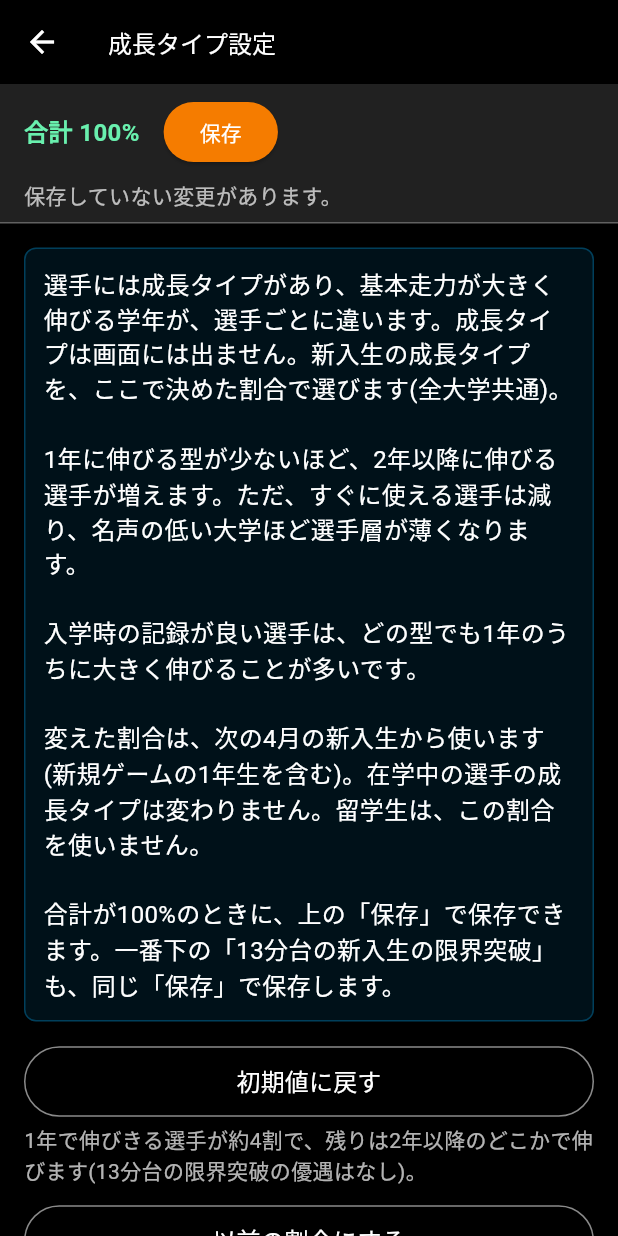
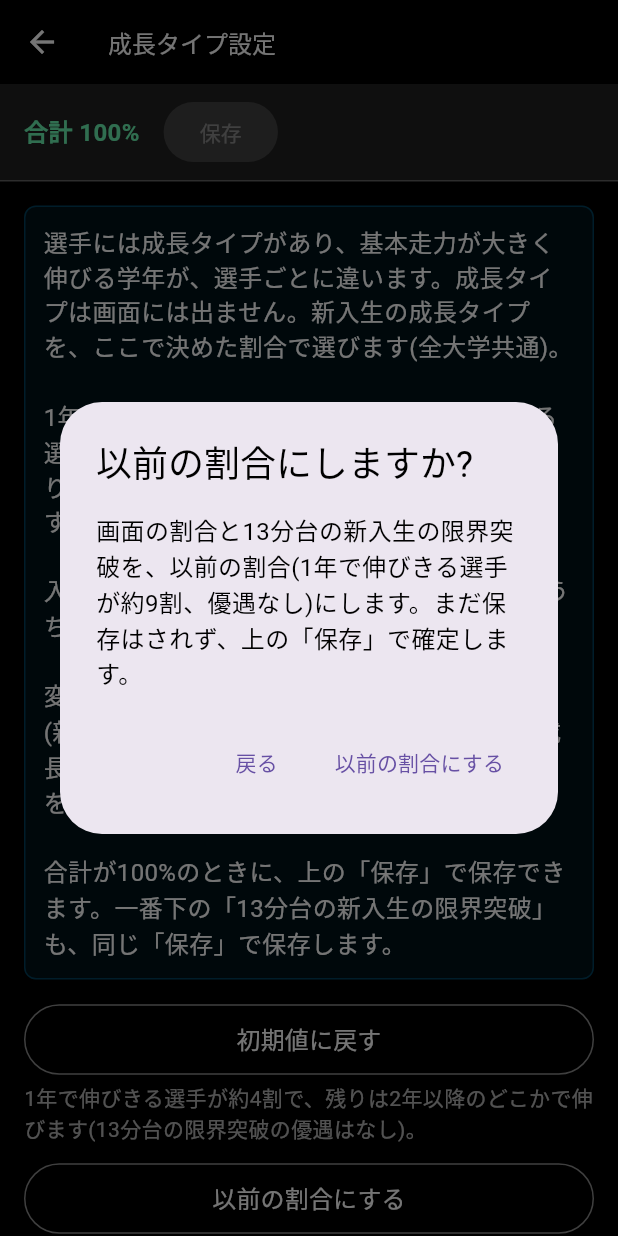
Before and after one commit to shin-tomura/ekidenss, a Flutter app: the ModalSeichouTypeSettei screen opened directly, after a tap on "以前の割合にする", on a phone screen of 412 x 824 dp. Run offline on Flutter 3.47's test engine with Material 3 defaults, Android fonts, the phone set to English and light mode, and no system bars; our stand-ins replace auto_size_text, csv, file_picker, fl_chart, hive, hive_flutter and 6 more; missing offline and left inert: mobile_scanner, two_dimensional_scrollables; accounts and stored records are empty.

Commit message:
1.9.3test: 成長タイプ設定の「初期値に戻す」「以前の割合にする」を押したときに、確認画面を出すようにした(誤タップで調整中の割合が消えないように)
Co-Authored-By: Claude Opus 5.5 <noreply@anthropic.com>
Claude-Session: https://claude.ai/code/session_01CMkq93WA3EpriFxEVgg4Hk

```diff
--- a/lib/screens/seichou_type_settei.dart
+++ b/lib/screens/seichou_type_settei.dart
@@ -11,7 +11,8 @@ import 'package:ekiden/kansuu/joukai.dart'; // 13分台の新入生の限界突
 // 新入生の成長タイプの割合(全大学共通)を、型ごとにプルダウンで決める
 // (保存先と決まりは lib/kansuu/seichou_type.dart)
 // ・合計が100%のときだけ保存できる。画面の上に、合計とあと何%かをいつも出す
-// ・「初期値に戻す」「以前の割合にする」は、画面の値を入れ替えるだけで、保存ボタンで確定する
+// ・「初期値に戻す」「以前の割合にする」は、画面の値を入れ替えるだけで、保存ボタンで確定する。
+//   誤タップで調整中の割合が消えないように、入れ替える前に確認を出す(画面がすでにその値なら何もしない)
 // ・保存していない変更があるまま閉じようとしたら、確認を出す
 // ・スマホの文字を大きくしていてもはみ出さないように、型ごとに名前・説明・割合を縦に積む
 // ・割合の下で、13分台の新入生の限界突破の優遇(なし(初期値)・あり。保存先と決まりは lib/kansuu/joukai.dart)も選ぶ。
@@ -86,6 +87,36 @@ class _ModalSeichouTypeSetteiState extends State<ModalSeichouTypeSettei> {
     ScaffoldMessenger.of(context).showSnackBar(
       const SnackBar(content: Text('成長タイプ設定を保存しました')),
     );
+  }
+
+  // 初期化ボタンで画面の値を入れ替えてよいか(誤タップで調整中の割合が消えないように。1.9.3)
+  Future<bool> _shokikaKakunin(String midashi, String naiyou, String okMei) async {
+    final bool? yoi = await showDialog<bool>(
+      context: context,
+      builder: (context) {
+        return AlertDialog(
+          title: Text(midashi, style: const TextStyle(color: Colors.black)),
+          content: SingleChildScrollView(
+            child: Text(
+              '画面の割合と13分台の新入生の限界突破を、$naiyouにします。'
+              'まだ保存はされず、上の「保存」で確定します。',
+              style: const TextStyle(color: Colors.black),
+            ),
+          ),
+          actions: [
+            TextButton(
+              onPressed: () => Navigator.of(context).pop(false),
+              child: const Text('戻る'),
+            ),
+            TextButton(
+              onPressed: () => Navigator.of(context).pop(true),
+              child: Text(okMei),
+            ),
+          ],
+        );
+      },
+    );
+    return yoi == true;
   }
 
   // 保存していない変更を捨てて閉じてよいか
@@ -170,14 +201,26 @@ class _ModalSeichouTypeSetteiState extends State<ModalSeichouTypeSettei> {
 
   // 初期化ボタン(画面の値を入れ替えるだけ。保存は保存ボタンで。
   // 13分台の新入生の限界突破の優遇は、どちらのボタンでも「なし」にする)
-  Widget _shokikaButton(String mei, String setsumei, List<int> atai) {
+  // [kakuninMidashi]・[naiyou]・[okMei] 確認画面の見出し・入れ替える値の説明・確定するボタンの文字
+  Widget _shokikaButton(
+    String mei,
+    String setsumei,
+    List<int> atai, {
+    required String kakuninMidashi,
+    required String naiyou,
+    required String okMei,
+  }) {
     return Padding(
       padding: const EdgeInsets.only(bottom: 12.0),
       child: Column(
         crossAxisAlignment: CrossAxisAlignment.stretch,
         children: [
           OutlinedButton(
-            onPressed: () {
+            onPressed: () async {
+              // 画面がすでにその割合(優遇なし)なら、入れ替える必要がない
+              if (seichouTypeWariaiOnaji(_wariai, atai) && _yuuguu == 0) return;
+              final bool yoi = await _shokikaKakunin(kakuninMidashi, naiyou, okMei);
+              if (!yoi || !mounted) return;
               setState(() {
                 _wariai = List<int>.from(atai);
                 _yuuguu = 0;
@@ -365,11 +408,17 @@ class _ModalSeichouTypeSetteiState extends State<ModalSeichouTypeSettei> {
                         '初期値に戻す',
                         '1年で伸びきる選手が約4割で、残りは2年以降のどこかで伸びます(13分台の限界突破の優遇はなし)。',
                         seichouTypeShokiti,
+                        kakuninMidashi: '初期値に戻しますか?',
+                        naiyou: '初期値(1年で伸びきる選手が約4割、優遇なし)',
+                        okMei: '初期値にする',
                       ),
                       _shokikaButton(
                         '以前の割合にする',
                         '1年で伸びきる選手が約9割です(1.9.2までの割合。13分台の限界突破の優遇はなし)。',
                         seichouTypeIzen,
+                        kakuninMidashi: '以前の割合にしますか?',
+                        naiyou: '以前の割合(1年で伸びきる選手が約9割、優遇なし)',
+                        okMei: '以前の割合にする',
                       ),
                       const SizedBox(height: 8),
                       for (final int type in seichouTypeNarabi) _typeRan(type),
```
